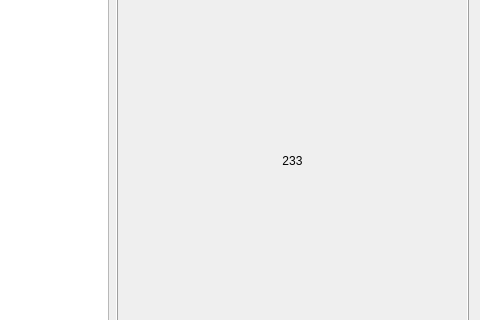
Old version of the form mainwindow.ui in the repository HanFa/godhand; both pictures show x 588 to 1068 and y 136 to 456 of the 1068 by 580 pixel window.
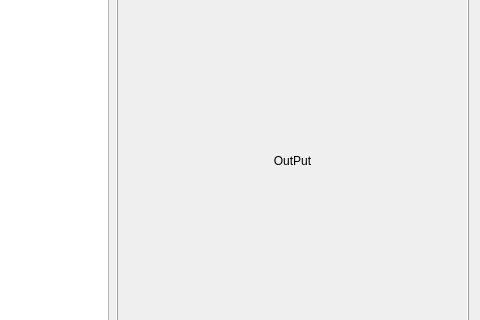
New version of the form.

Diff of the .ui file:
```diff
--- a/mainwindow.ui
+++ b/mainwindow.ui
@@ -240,7 +240,7 @@
      <enum>QFrame::Raised</enum>
     </property>
     <property name="text">
-     <string>233</string>
+     <string>OutPut</string>
     </property>
     <property name="scaledContents">
      <bool>true</bool>
```
Left out of the diff: 9 changed lines with no effect on the pictures.
